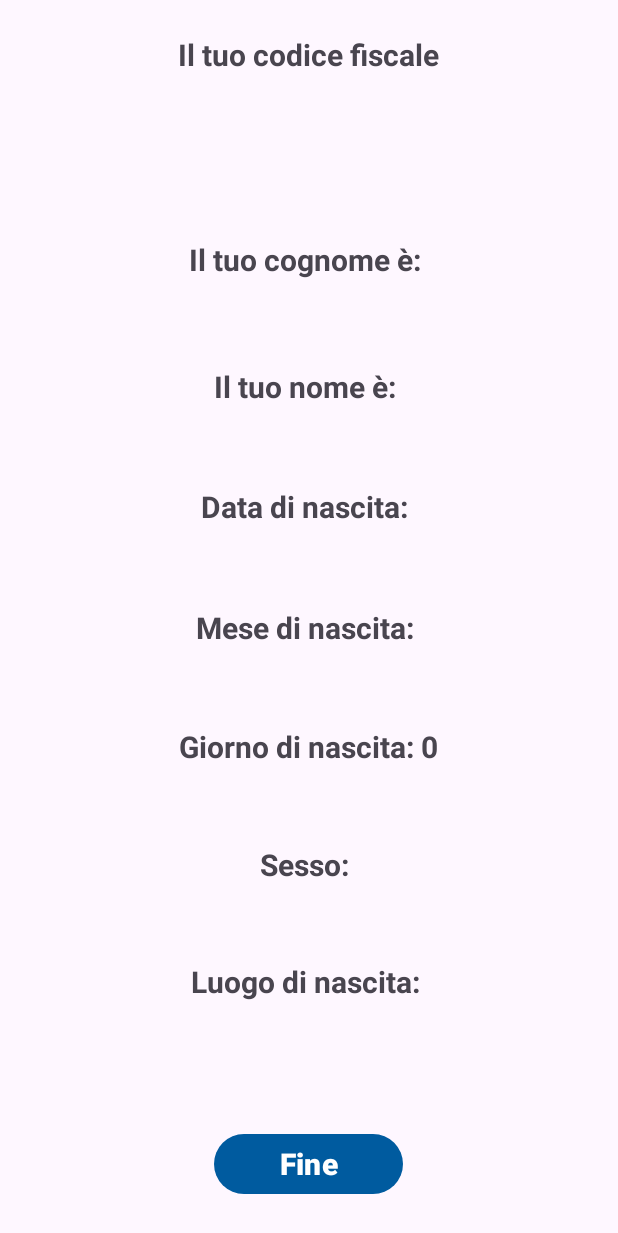
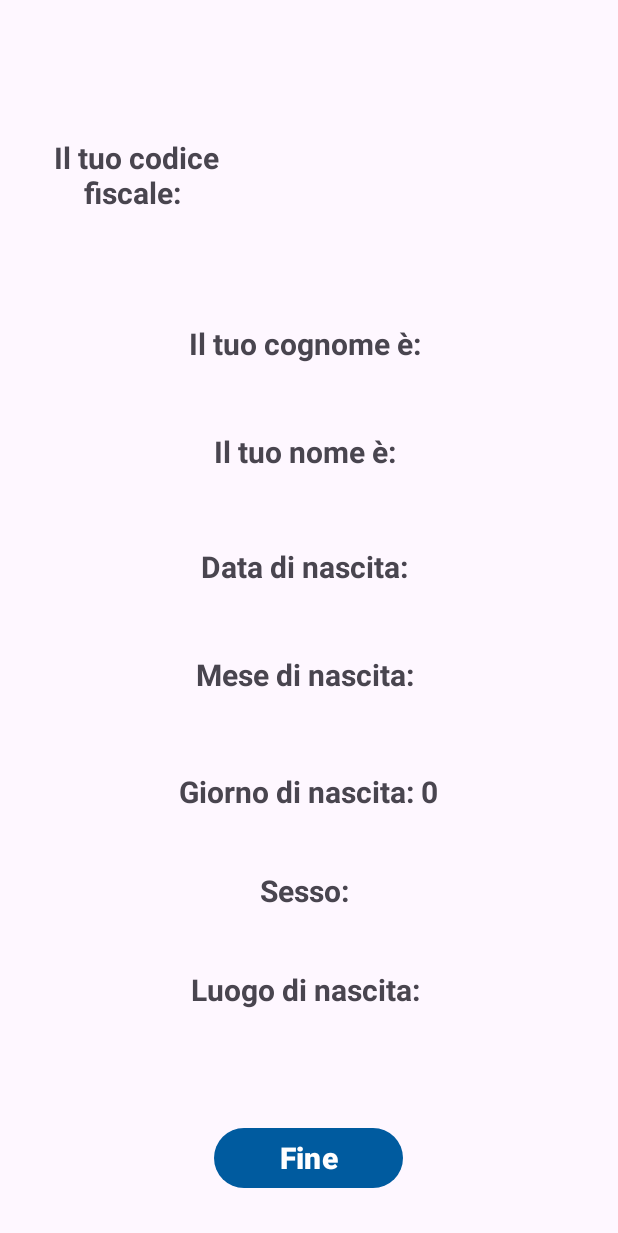
Before and after one commit to Mario21145/CF_Calculator, an Android app: the Recap screen opened through its navigation route, on a phone screen of 412 x 824 dp. Shown: the top 1233 px of the screen. Run offline under Robolectric (Android 15) with nearby library versions, the phone set to English and light mode, and no system bars; our stand-ins replace data binding.

Commit message:
Bottoni spostati su tutti i fragment alla stessa altezza Nel fragment recap modificato il modo in cui il codice fiscale finale viene mostrato

```diff
--- a/app/src/main/res/layout/fragment_recap.xml
+++ b/app/src/main/res/layout/fragment_recap.xml
@@ -22,34 +22,36 @@
 
             <TextView
                 android:id="@+id/show"
-                android:layout_width="wrap_content"
-                android:layout_height="wrap_content"
+                android:layout_width="173dp"
+                android:layout_height="51dp"
                 android:layout_marginBottom="336dp"
-                android:text="Il tuo codice fiscale"
+                android:text="Il tuo codice fiscale: "
+                android:textAlignment="center"
                 android:textSize="20dp"
                 android:textStyle="bold"
-                android:textAlignment="center"
                 app:layout_constraintBottom_toTopOf="@+id/button_surname"
                 app:layout_constraintEnd_toEndOf="parent"
-                app:layout_constraintHorizontal_bias="0.498"
+                app:layout_constraintHorizontal_bias="0.016"
                 app:layout_constraintStart_toStartOf="parent"
                 app:layout_constraintTop_toTopOf="parent"
-                app:layout_constraintVertical_bias="0.059"
+                app:layout_constraintVertical_bias="0.253"
                 tools:text="codice fiscale" />
 
             <TextView
                 android:id="@+id/live_CF_Text"
-                android:layout_width="261dp"
-                android:layout_height="29dp"
-                android:layout_marginTop="32dp"
+                android:layout_width="221dp"
+                android:layout_height="35dp"
+                android:layout_marginTop="72dp"
+                android:textAlignment="center"
                 android:textSize="20dp"
                 android:textStyle="bold"
-                android:textAlignment="center"
-                app:layout_constraintBottom_toTopOf="@+id/button_surname"
+                app:layout_constraintBottom_toTopOf="@+id/recapSurname"
                 app:layout_constraintEnd_toEndOf="parent"
+                app:layout_constraintHorizontal_bias="0.968"
                 app:layout_constraintStart_toStartOf="parent"
-                app:layout_constraintTop_toBottomOf="@+id/show"
-                app:layout_constraintVertical_bias="0.0"
+                app:layout_constraintTop_toTopOf="parent"
+                app:layout_constraintVertical_bias="0.162"
+                android:textIsSelectable="true"
                 tools:text="XXXXXXXXXXXXXXX" />
 
             <TextView
@@ -57,15 +59,15 @@
                 android:layout_width="254dp"
                 android:layout_height="54dp"
                 android:layout_marginTop="32dp"
+                android:textAlignment="center"
                 android:textSize="20dp"
                 android:textStyle="bold"
-                android:textAlignment="center"
                 app:layout_constraintBottom_toTopOf="@+id/button_surname"
                 app:layout_constraintEnd_toEndOf="parent"
                 app:layout_constraintHorizontal_bias="0.496"
                 app:layout_constraintStart_toStartOf="parent"
                 app:layout_constraintTop_toBottomOf="@+id/show"
-                app:layout_constraintVertical_bias="0.263"
+                app:layout_constraintVertical_bias="0.217"
                 tools:text="Nome" />
 
             <TextView
@@ -73,15 +75,15 @@
                 android:layout_width="254dp"
                 android:layout_height="54dp"
                 android:layout_marginTop="32dp"
+                android:textAlignment="center"
                 android:textSize="20dp"
                 android:textStyle="bold"
-                android:textAlignment="center"
                 app:layout_constraintBottom_toTopOf="@+id/button_surname"
                 app:layout_constraintEnd_toEndOf="parent"
                 app:layout_constraintHorizontal_bias="0.496"
                 app:layout_constraintStart_toStartOf="parent"
                 app:layout_constraintTop_toBottomOf="@+id/show"
-                app:layout_constraintVertical_bias="0.126"
+                app:layout_constraintVertical_bias="0.078"
                 tools:text="Cognome" />
 
             <TextView
@@ -89,42 +91,42 @@
                 android:layout_width="254dp"
                 android:layout_height="54dp"
                 android:layout_marginTop="32dp"
+                android:textAlignment="center"
                 android:textSize="20dp"
                 android:textStyle="bold"
-                android:textAlignment="center"
                 app:layout_constraintBottom_toTopOf="@+id/button_surname"
                 app:layout_constraintEnd_toEndOf="parent"
                 app:layout_constraintHorizontal_bias="0.496"
                 app:layout_constraintStart_toStartOf="parent"
                 app:layout_constraintTop_toBottomOf="@+id/show"
-                app:layout_constraintVertical_bias="0.393"
+                app:layout_constraintVertical_bias="0.364"
                 tools:text="Anno di nascita" />
+
 
             <TextView
                 android:id="@+id/recapMonth"
                 android:layout_width="254dp"
                 android:layout_height="54dp"
                 android:layout_marginTop="32dp"
+                android:textAlignment="center"
                 android:textSize="20dp"
                 android:textStyle="bold"
-                android:textAlignment="center"
                 app:layout_constraintBottom_toTopOf="@+id/button_surname"
                 app:layout_constraintEnd_toEndOf="parent"
                 app:layout_constraintHorizontal_bias="0.496"
                 app:layout_constraintStart_toStartOf="parent"
                 app:layout_constraintTop_toBottomOf="@+id/show"
-                app:layout_constraintVertical_bias="0.524"
+                app:layout_constraintVertical_bias="0.503"
                 tools:text="mese" />
-
 
             <TextView
                 android:id="@+id/recapDay"
                 android:layout_width="254dp"
                 android:layout_height="54dp"
                 android:layout_marginTop="32dp"
+                android:textAlignment="center"
                 android:textSize="20dp"
                 android:textStyle="bold"
-                android:textAlignment="center"
                 app:layout_constraintBottom_toTopOf="@+id/button_surname"
                 app:layout_constraintEnd_toEndOf="parent"
                 app:layout_constraintHorizontal_bias="0.496"
@@ -138,9 +140,9 @@
                 android:layout_width="254dp"
                 android:layout_height="54dp"
                 android:layout_marginTop="32dp"
+                android:textAlignment="center"
                 android:textSize="20dp"
                 android:textStyle="bold"
-                android:textAlignment="center"
                 app:layout_constraintBottom_toTopOf="@+id/button_surname"
                 app:layout_constraintEnd_toEndOf="parent"
                 app:layout_constraintHorizontal_bias="0.496"
@@ -154,9 +156,9 @@
                 android:layout_width="254dp"
                 android:layout_height="54dp"
                 android:layout_marginTop="32dp"
+                android:textAlignment="center"
                 android:textSize="20dp"
                 android:textStyle="bold"
-                android:textAlignment="center"
                 app:layout_constraintBottom_toTopOf="@+id/button_surname"
                 app:layout_constraintEnd_toEndOf="parent"
                 app:layout_constraintHorizontal_bias="0.496"
@@ -169,11 +171,11 @@
                 android:id="@+id/button_surname"
                 android:layout_width="126dp"
                 android:layout_height="48dp"
-                android:layout_marginBottom="24dp"
+                android:layout_marginBottom="28dp"
                 android:text="Fine"
+                android:textAlignment="center"
                 android:textSize="20dp"
                 android:textStyle="bold"
-                android:textAlignment="center"
                 app:layout_constraintBottom_toBottomOf="parent"
                 app:layout_constraintEnd_toEndOf="parent"
                 app:layout_constraintHorizontal_bias="0.498"
```
Also changed, not shown: app/src/main/java/com/example/calculator_cf/AppViewModel.kt (+6 -11 lines), app/src/main/java/com/example/calculator_cf/getDate.kt (+6 -5 lines), app/src/main/res/layout/fragment_get_city.xml (+14 -11 lines), app/src/main/res/layout/fragment_get_date.xml (+15 -15 lines), app/src/main/res/layout/fragment_get_name.xml (+11 -11 lines), app/src/main/res/layout/fragment_get_sex.xml (+9 -10 lines), app/src/main/res/layout/fragment_get_surname.xml (+10 -8 lines), app/src/main/res/layout/fragment_home.xml (+5 -5 lines).
